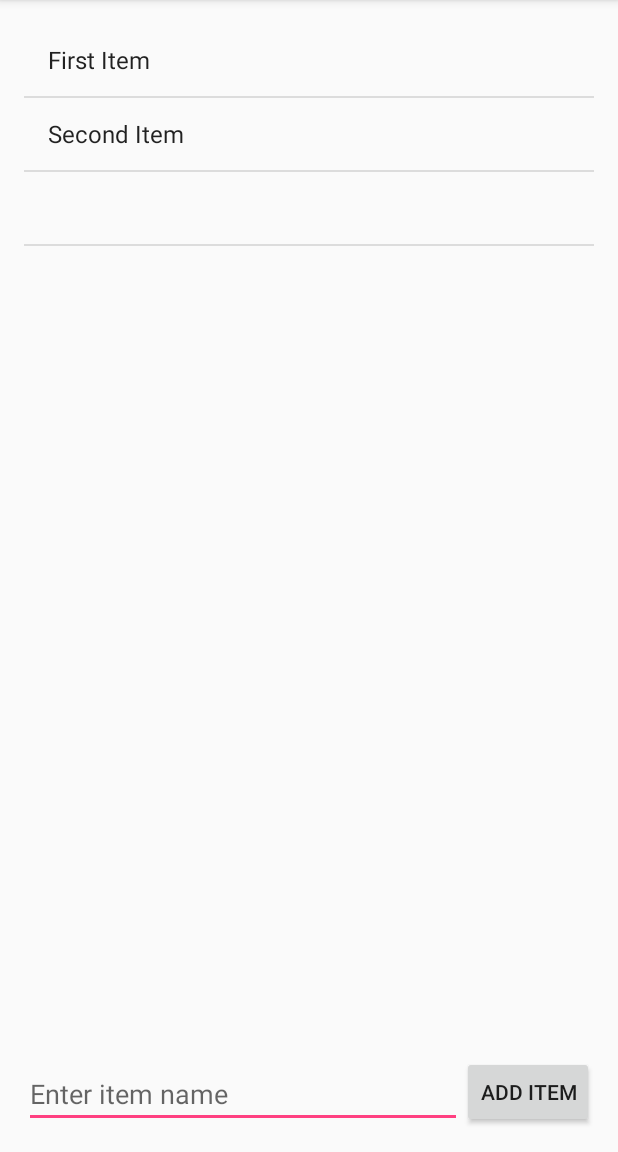
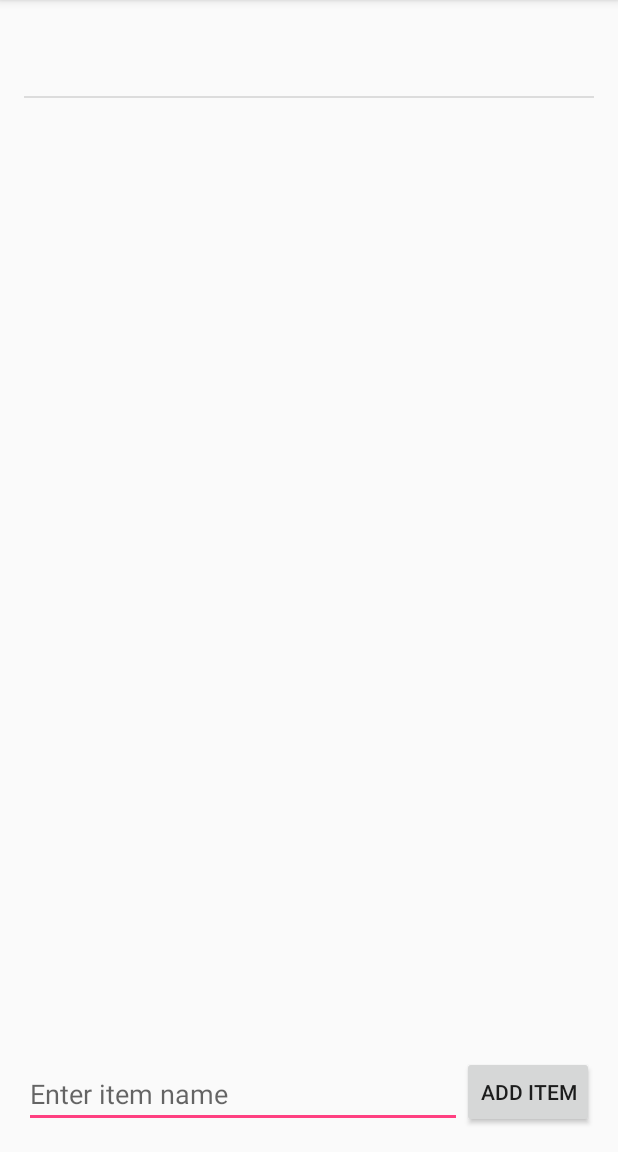
Before and after one commit to petrucci34/SimpleToDo, an Android app: the screen it shows after launch (MainActivity), after a tap on "ADD ITEM", on a phone screen of 412 x 824 dp, the part 84-1236 px from its top. Run offline under Robolectric (Android 15) with nearby library versions, the phone set to English and light mode, and no system bars; 3 statements that could not run were skipped.

Commit message:
Removed the two default items.

```diff
--- a/SimpleToDo/app/src/main/java/com/example/ftq194/simpletodo/MainActivity.java
+++ b/SimpleToDo/app/src/main/java/com/example/ftq194/simpletodo/MainActivity.java
@@ -35,8 +35,7 @@ public class MainActivity extends AppCompatActivity {
         items = new ArrayList<>();
         itemsAdapter = new ArrayAdapter<String>(this, android.R.layout.simple_list_item_1, items);
         lvItems.setAdapter(itemsAdapter);
-        items.add("First Item");
-        items.add("Second Item");
+
         // ATTENTION: This was auto-generated to implement the App Indexing API.
         // See https://g.co/AppIndexing/AndroidStudio for more information.
         client = new GoogleApiClient.Builder(this).addApi(AppIndex.API).build();
```
